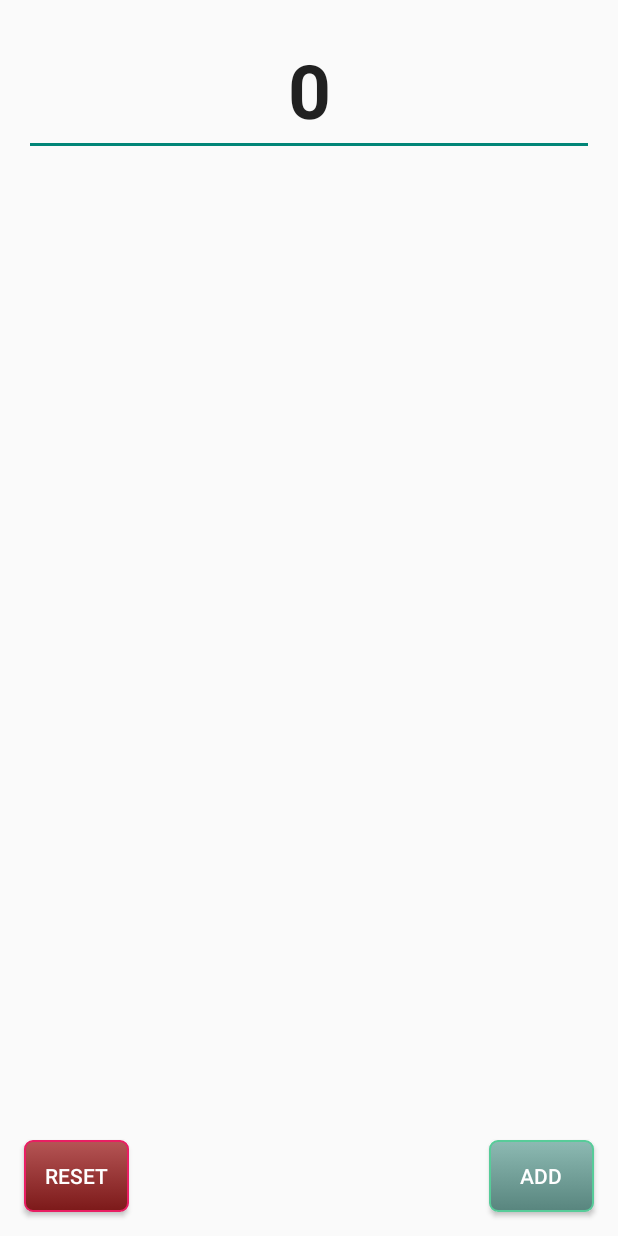
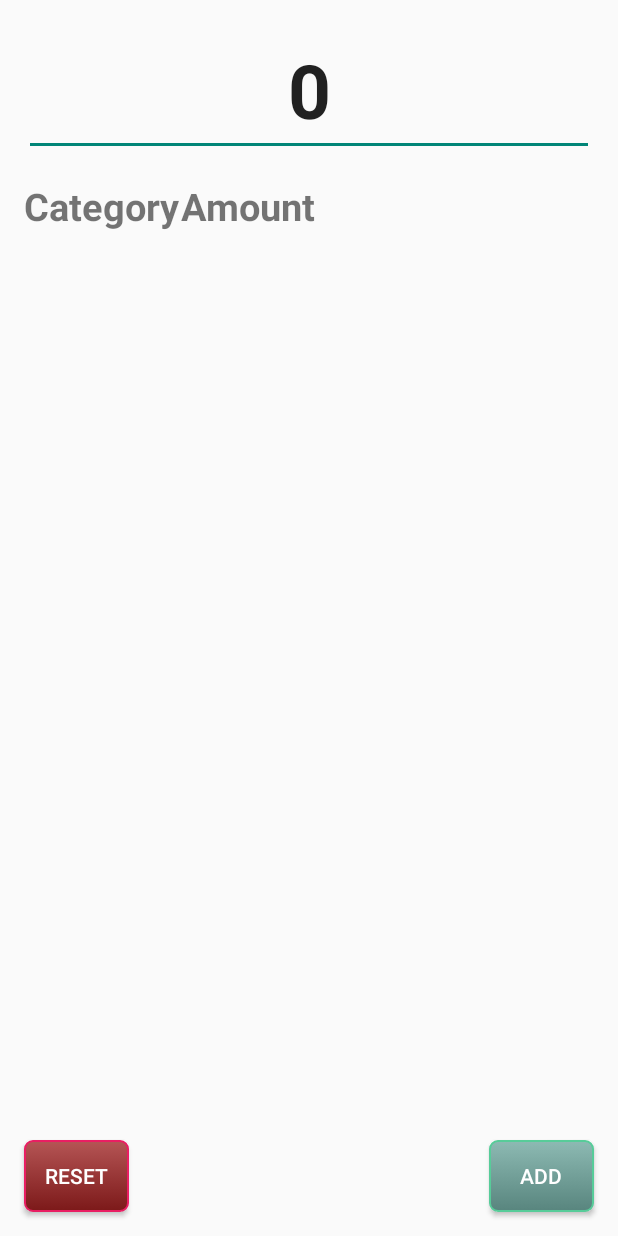
Before and after one commit to Luroshuna/Budget-Duck, an Android app: the screen it shows after launch (MainActivity), after a tap on "RESET", on a phone screen of 412 x 824 dp. Run offline under Robolectric (Android 15) with nearby library versions, the phone set to English and light mode, and no system bars.

Commit message:
now working ahhh

```diff
--- a/dev/app/src/main/java/com/example/budgetduck/MainActivity.kt
+++ b/dev/app/src/main/java/com/example/budgetduck/MainActivity.kt
@@ -4,6 +4,7 @@ import android.content.Intent
 import android.os.Bundle
 import android.widget.Button
 import android.widget.EditText
+import android.widget.TableLayout
 import androidx.appcompat.app.AppCompatActivity
 
 
@@ -33,8 +34,13 @@ class MainActivity : AppCompatActivity() {
         reset.setOnClickListener {
             entries.entries.clear()
             fortune.setText("0")
-            finish()
-            startActivity(intent)
+        }
+
+        //Load entries
+        val entryTable = findViewById<TableLayout>(R.id.entry_table)
+
+        for (entry in allEntries) {
+
         }
     }
 }
--- a/dev/app/src/main/res/layout/activity_main.xml
+++ b/dev/app/src/main/res/layout/activity_main.xml
@@ -57,5 +57,41 @@
             android:textSize="50sp"
             android:textStyle="bold"
             tools:ignore="LabelFor,SpeakableTextPresentCheck" />
+
+        <ScrollView
+            android:layout_width="match_parent"
+            android:layout_height="match_parent"
+            android:layout_marginTop="16dp">
+
+            <TableLayout
+                android:id="@+id/entry_table"
+                android:layout_width="match_parent"
+                android:layout_height="wrap_content">
+
+                <TableRow
+                    android:layout_width="match_parent"
+                    android:layout_height="match_parent" >
+
+                    <TextView
+                        android:id="@+id/textView2"
+                        android:layout_width="wrap_content"
+                        android:layout_height="wrap_content"
+                        android:text="@string/category"
+                        android:textAlignment="viewStart"
+                        android:textSize="25sp"
+                        android:textStyle="bold" />
+
+                    <TextView
+                        android:id="@+id/textView4"
+                        android:layout_width="wrap_content"
+                        android:layout_height="wrap_content"
+                        android:text="@string/amount2"
+                        android:textAlignment="viewEnd"
+                        android:textSize="25sp"
+                        android:textStyle="bold"
+                        app:layout_constraintEnd_toEndOf="parent" />
+                </TableRow>
+            </TableLayout>
+        </ScrollView>
     </LinearLayout>
 </androidx.constraintlayout.widget.ConstraintLayout>
--- a/dev/app/src/main/res/values/strings.xml
+++ b/dev/app/src/main/res/values/strings.xml
@@ -20,4 +20,6 @@
     <string name="it_s_an_expense">It\'s an Expense</string>
     <string name="reset">Reset</string>
     <string name="_0">0</string>
+    <string name="category">Category</string>
+    <string name="amount2">Amount</string>
 </resources>
```
